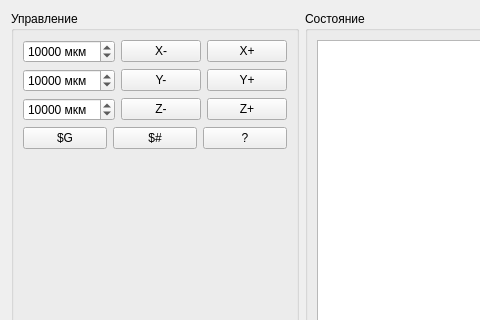
First picture: the form in movewidget.ui, repository igrekus/board_cutter, before the edit; both pictures show x 0 to 480 and y 0 to 320 of the 837 by 463 pixel window.
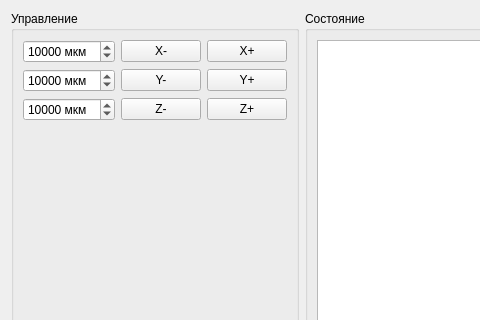
Second picture: the form after the edit.

Commit message: ref: remove query commands from movement control widget

Patch:
```diff
--- a/movewidget.ui
+++ b/movewidget.ui
@@ -180,31 +180,6 @@
         </item>
        </layout>
       </item>
-      <item>
-       <layout class="QHBoxLayout" name="horizontalLayout">
-        <item>
-         <widget class="QPushButton" name="btnAskG">
-          <property name="text">
-           <string>$G</string>
-          </property>
-         </widget>
-        </item>
-        <item>
-         <widget class="QPushButton" name="btnAskHash">
-          <property name="text">
-           <string>$#</string>
-          </property>
-         </widget>
-        </item>
-        <item>
-         <widget class="QPushButton" name="btnAskQuestion">
-          <property name="text">
-           <string>?</string>
-          </property>
-         </widget>
-        </item>
-       </layout>
-      </item>
       <item>
        <spacer name="verticalSpacer">
         <property name="orientation">
```
The commit also changes 2 other files.
